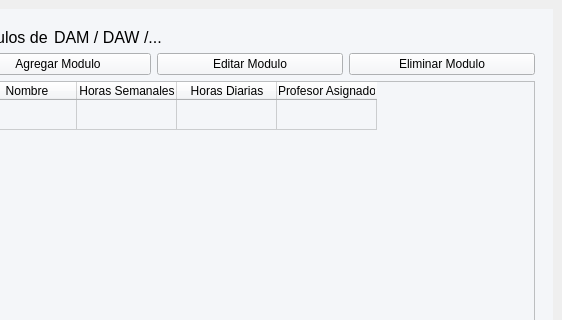
IvanJesusCorbalanPascual/Creador-de-Horarios, file src/ui/horarios.ui: the form before one commit; both pictures show x 268 to 830 and y 0 to 320 of the 830 by 671 pixel window.
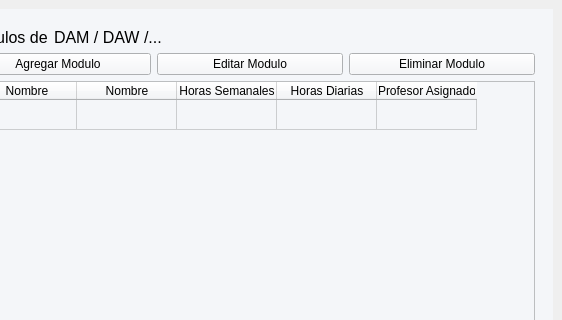
The form after the commit. The open tabs and pages were chosen to show the change.

```diff
--- a/src/ui/horarios.ui
+++ b/src/ui/horarios.ui
@@ -457,6 +457,11 @@
                <string>Nombre</string>
               </property>
              </column>
+             <column>
+              <property name="text">
+               <string>Nombre</string>
+              </property>
+             </column>
              <column>
               <property name="text">
                <string>Horas Semanales</string>
```
Left out of the diff: 20 changed lines with no effect on the pictures.
